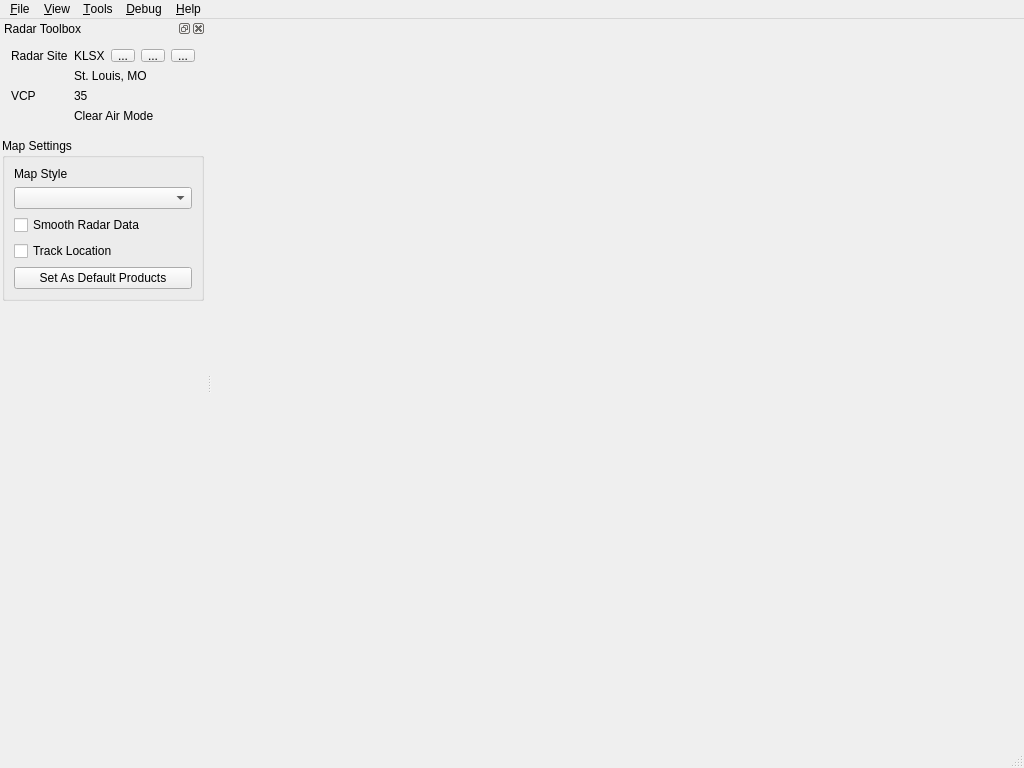
Above: scwx-qt/source/scwx/qt/main/main_window.ui from dpaulat/supercell-wx before the change. Below: the same form after it.
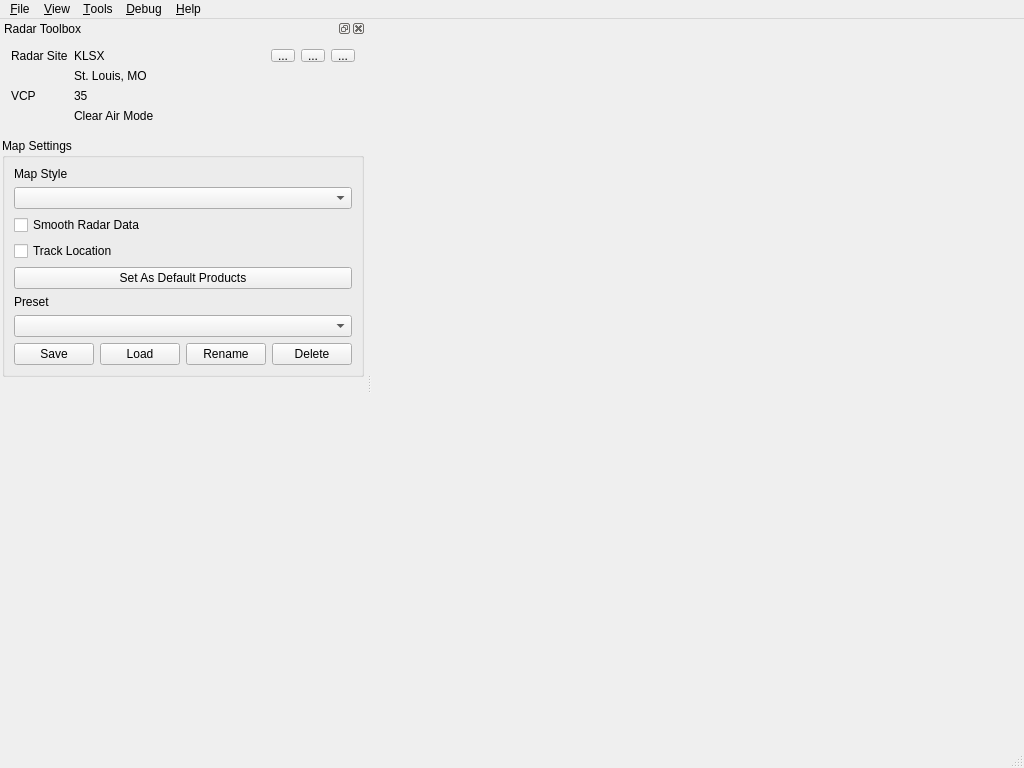
That is the form after the change. Icons and pictures are not drawn.

Commit message: feat: add radar presets with dynamic grid layout rebuild (#8)

Patch:
```diff
--- a/scwx-qt/source/scwx/qt/main/main_window.ui
+++ b/scwx-qt/source/scwx/qt/main/main_window.ui
@@ -360,6 +360,48 @@
               </property>
              </widget>
             </item>
+             <item>
+              <widget class="QLabel" name="presetLabel">
+               <property name="text">
+                <string>Preset</string>
+               </property>
+              </widget>
+             </item>
+             <item>
+              <widget class="QComboBox" name="presetComboBox"/>
+             </item>
+             <item>
+              <layout class="QHBoxLayout" name="presetButtonsLayout">
+               <item>
+                <widget class="QPushButton" name="savePresetButton">
+                 <property name="text">
+                  <string>Save</string>
+                 </property>
+                </widget>
+               </item>
+               <item>
+                <widget class="QPushButton" name="loadPresetButton">
+                 <property name="text">
+                  <string>Load</string>
+                 </property>
+                </widget>
+               </item>
+               <item>
+                <widget class="QPushButton" name="renamePresetButton">
+                 <property name="text">
+                  <string>Rename</string>
+                 </property>
+                </widget>
+               </item>
+               <item>
+                <widget class="QPushButton" name="deletePresetButton">
+                 <property name="text">
+                  <string>Delete</string>
+                 </property>
+                </widget>
+               </item>
+              </layout>
+             </item>
            </layout>
           </widget>
          </item>
```
Lines whose indentation alone changed are shown as unchanged. The commit also changes 10 other files.
